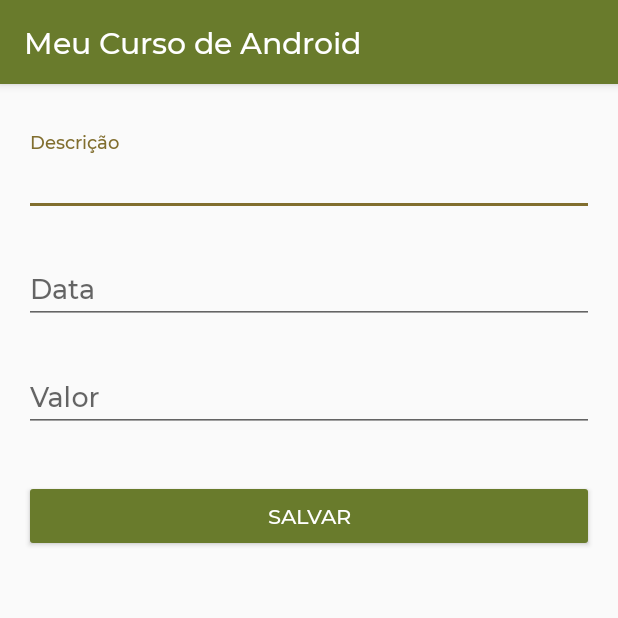
After one commit to eberson/pami, an Android app: the NewExpenseActivity screen opened directly, with no data from a screen before it, on a phone screen of 412 x 824 dp, the top half of it. The commit adds this screen. Run offline under Robolectric (Android 15) with nearby library versions, the phone set to English and light mode, and no system bars.

Commit message:
aula 0306 criando cadastro de despesas

```diff
--- a/app/src/main/AndroidManifest.xml
+++ b/app/src/main/AndroidManifest.xml
@@ -9,7 +9,9 @@
         android:roundIcon="@mipmap/ic_launcher_round"
         android:supportsRtl="true"
         android:theme="@style/AppTheme">
-        <activity android:name=".InputDemoActivity"></activity>
+        <activity android:name=".NewExpenseActivity"></activity>
+        <activity android:name=".ExpensesActivity" />
+        <activity android:name=".InputDemoActivity" />
         <activity android:name=".MainActivity">
             <intent-filter>
                 <action android:name="android.intent.action.MAIN" />
--- a/app/src/main/java/br/com/etecmatao/meucursodeandroid/MainActivity.kt
+++ b/app/src/main/java/br/com/etecmatao/meucursodeandroid/MainActivity.kt
@@ -18,6 +18,11 @@ class MainActivity : AppCompatActivity() {
         Toast.makeText(this, getString(R.string.msg_bem_vindo), Toast.LENGTH_SHORT).show()
     }
 
+    fun openExpenses(v :View){
+        val intent = Intent(this, ExpensesActivity::class.java)
+        startActivity(intent)
+    }
+
     fun openInputDemo(v: View){
         val intent = Intent(this, InputDemoActivity::class.java)
         startActivity(intent)
--- /dev/null
+++ b/app/src/main/java/br/com/etecmatao/meucursodeandroid/exceptions/ExpenseAlreadyExistsException.kt
@@ -0,0 +1,6 @@
+package br.com.etecmatao.meucursodeandroid.exceptions
+
+import java.lang.RuntimeException
+
+class ExpenseAlreadyExistsException: RuntimeException() {
+}
--- /dev/null
+++ b/app/src/main/res/layout/activity_new_expense.xml
@@ -0,0 +1,77 @@
+<?xml version="1.0" encoding="utf-8"?>
+<androidx.constraintlayout.widget.ConstraintLayout xmlns:android="http://schemas.android.com/apk/res/android"
+    xmlns:app="http://schemas.android.com/apk/res-auto"
+    xmlns:tools="http://schemas.android.com/tools"
+    android:layout_width="match_parent"
+    android:layout_height="match_parent"
+    tools:context=".NewExpenseActivity">
+
+    <com.google.android.material.textfield.TextInputLayout
+        android:id="@+id/textInputLayout2"
+        android:layout_width="0dp"
+        android:layout_height="wrap_content"
+        android:layout_marginStart="16dp"
+        android:layout_marginTop="32dp"
+        android:layout_marginEnd="16dp"
+        app:layout_constraintEnd_toEndOf="parent"
+        app:layout_constraintStart_toStartOf="parent"
+        app:layout_constraintTop_toTopOf="parent">
+
+        <com.google.android.material.textfield.TextInputEditText
+            android:id="@+id/txtDescription"
+            android:layout_width="match_parent"
+            android:layout_height="wrap_content"
+            android:hint="@string/hint_expense_description" />
+    </com.google.android.material.textfield.TextInputLayout>
+
+    <com.google.android.material.textfield.TextInputLayout
+        android:id="@+id/textInputLayout3"
+        android:layout_width="0dp"
+        android:layout_height="wrap_content"
+        android:layout_marginStart="16dp"
+        android:layout_marginTop="16dp"
+        android:layout_marginEnd="16dp"
+        app:layout_constraintEnd_toEndOf="parent"
+        app:layout_constraintStart_toStartOf="parent"
+        app:layout_constraintTop_toBottomOf="@+id/textInputLayout2">
+
+        <com.google.android.material.textfield.TextInputEditText
+            android:id="@+id/txtDate"
+            android:layout_width="match_parent"
+            android:layout_height="wrap_content"
+            android:hint="@string/hint_expense_date"
+            android:inputType="date" />
+    </com.google.android.material.textfield.TextInputLayout>
+
+    <com.google.android.material.textfield.TextInputLayout
+        android:id="@+id/textInputLayout4"
+        android:layout_width="0dp"
+        android:layout_height="wrap_content"
+        android:layout_marginStart="16dp"
+        android:layout_marginTop="16dp"
+        android:layout_marginEnd="16dp"
+        app:layout_constraintEnd_toEndOf="parent"
+        app:layout_constraintStart_toStartOf="parent"
+        app:layout_constraintTop_toBottomOf="@+id/textInputLayout3">
+
+        <com.google.android.material.textfield.TextInputEditText
+            android:id="@+id/txtValue"
+            android:layout_width="match_parent"
+            android:layout_height="wrap_content"
+            android:hint="@string/hint_expense_value"
+            android:inputType="numberDecimal" />
+    </com.google.android.material.textfield.TextInputLayout>
+
+    <Button
+        android:id="@+id/button5"
+        android:layout_width="0dp"
+        android:layout_height="wrap_content"
+        android:layout_marginStart="16dp"
+        android:layout_marginTop="32dp"
+        android:layout_marginEnd="16dp"
+        android:onClick="save"
+        android:text="@string/btn_save"
+        app:layout_constraintEnd_toEndOf="parent"
+        app:layout_constraintStart_toStartOf="parent"
+        app:layout_constraintTop_toBottomOf="@+id/textInputLayout4" />
+</androidx.constraintlayout.widget.ConstraintLayout>
--- a/app/src/main/res/values/strings.xml
+++ b/app/src/main/res/values/strings.xml
@@ -4,9 +4,18 @@
     <string name="btn_primeiro_teste">Meu primeiro teste</string>
     <string name="btn_input_demo">Testes com input</string>
     <string name="btn_greeting">Cumprimente!</string>
+    <string name="btn_expenses">Gestão de Despesas</string>
+    <string name="btn_save">Salvar</string>
 
     <string name="msg_bem_vindo">Sejam todos bem vindos</string>
     <string name="msg_greeting">Olá, %1$s! Tudo bem com você?!</string>
+    <string name="msg_field_required">O campo é obrigatório</string>
+    <string name="msg_save_success">A despesa %1$s foi salva com sucesso!</string>
+    <string name="msg_expense_already_exists">Já existe uma despesa igual a essa</string>
+    <string name="msg_save_failed">Não foi possível salvar a despesa. Tente novamente mais tarde</string>
 
     <string name="hint_name">Informe seu nome</string>
+    <string name="hint_expense_description">Descrição</string>
+    <string name="hint_expense_date">Data</string>
+    <string name="hint_expense_value">Valor</string>
 </resources>
```
Also changed, not shown: app/src/main/java/br/com/etecmatao/meucursodeandroid/ExpensesActivity.kt (added, +19 -0 lines), app/src/main/java/br/com/etecmatao/meucursodeandroid/NewExpenseActivity.kt (added, +106 -0 lines), app/src/main/java/br/com/etecmatao/meucursodeandroid/model/Expense.kt (added, +11 -0 lines), app/src/main/java/br/com/etecmatao/meucursodeandroid/repository/ExpenseRepository.kt (added, +25 -0 lines), app/src/main/res/layout/activity_expenses.xml (added, +21 -0 lines), app/src/main/res/layout/activity_main.xml (+13 -0 lines).
